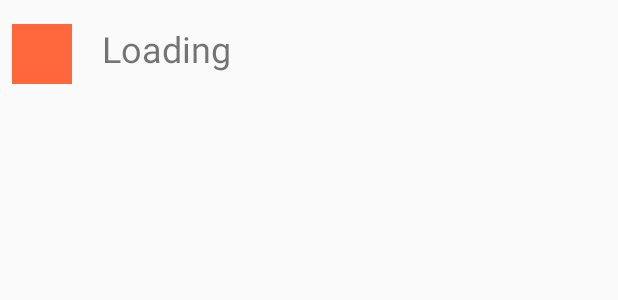
After one commit to 1frag/GameWithNoName, an Android app: the layout layout_multi_message.xml on its own in the app's theme, with its tools: preview values and no code run, on a phone screen of 412 x 824 dp. The commit adds this screen. Shown: the top 300 px of the screen. Run offline under Robolectric (Android 15) with nearby library versions, the phone set to English and light mode, and no system bars.

Commit message:
messages

```diff
--- /dev/null
+++ b/app/src/main/res/layout/layout_multi_message.xml
@@ -0,0 +1,29 @@
+<?xml version="1.0" encoding="utf-8"?>
+<android.support.constraint.ConstraintLayout xmlns:android="http://schemas.android.com/apk/res/android"
+    android:layout_width="match_parent"
+    android:layout_height="match_parent"
+    xmlns:app="http://schemas.android.com/apk/res-auto">
+
+    <View
+        android:id="@+id/imageWriter"
+        android:layout_width="40dp"
+        android:layout_height="40dp"
+        android:background="@color/buttonStart"
+        android:layout_marginStart="8dp"
+        android:layout_marginTop="16dp"
+        app:layout_constraintStart_toStartOf="parent"
+        app:layout_constraintTop_toTopOf="parent"
+        app:srcCompat="@android:color/holo_green_dark"/>
+
+    <TextView
+        android:id="@+id/textMessage"
+        android:layout_width="wrap_content"
+        android:layout_height="wrap_content"
+        android:layout_marginStart="20dp"
+        android:layout_marginTop="16dp"
+        android:layout_weight="1"
+        android:text="@string/activity_friends_mode_name"
+        android:textSize="24sp"
+        app:layout_constraintStart_toEndOf="@+id/imageWriter"
+        app:layout_constraintTop_toTopOf="parent" />
+</android.support.constraint.ConstraintLayout>
--- a/app/src/main/res/values/strings.xml
+++ b/app/src/main/res/values/strings.xml
@@ -81,5 +81,7 @@
     <string name="activity_maps_bot_finishes">Bot finishes in %d minutes</string>
     <string name="layout_multi_people_close">Close</string>
     <string name="activity_friends_mode_name">Loading</string>
+    <string name="activity_multiplayer_send_message">Send</string>
+    <string name="activity_multiplayer_hint_write_message">Write message</string>
 
 </resources>
```
Also changed, not shown: app/src/main/res/layout/layout_messages.xml (+35 -1 lines).
